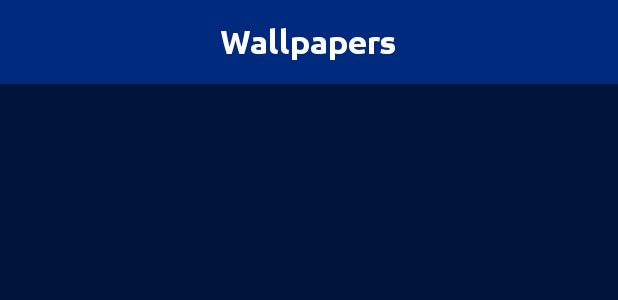
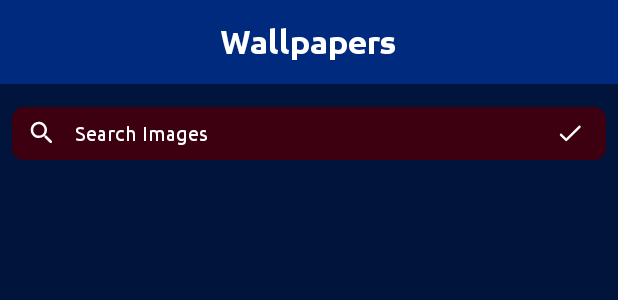
Before and after one commit to JareiyDev/Wallpaper-App, an Android app: the layout activity_main.xml on its own in the app's theme, with its tools: preview values and no code run, on a phone screen of 412 x 824 dp. Shown: the top 300 px of the screen. Run offline under Robolectric (Android 15) with nearby library versions, the phone set to English and light mode, and no system bars; network calls fail.

Commit message:
added EditText for searching wallpaper

```diff
--- a/app/src/main/java/com/chad/wallpaperapp/Activities/MainActivity.java
+++ b/app/src/main/java/com/chad/wallpaperapp/Activities/MainActivity.java
@@ -1,7 +1,10 @@
 package com.chad.wallpaperapp.Activities;
 
 import android.os.Bundle;
+import android.view.View;
 import android.widget.AbsListView;
+import android.widget.EditText;
+import android.widget.ImageView;
 import android.widget.Toast;
 
 import androidx.annotation.NonNull;
@@ -33,6 +36,11 @@ public class MainActivity extends AppCompatActivity {
     private List<Wallpaper> list;
     private int pageNumber = 1;
 
+    ImageView imageSearch;
+    EditText inputSearch;
+
+    private String url = "https://api.pexels.com/v1/curated/?page="+pageNumber+"&per_page=80";
+
     private Boolean isScrolling = false;
 
     int currentItems;
@@ -47,6 +55,7 @@ public class MainActivity extends AppCompatActivity {
         setBarColors();
         initialize();
         fetchWallpaper();
+        searchWallpaper();
     }
 
     private void initialize() {
@@ -55,6 +64,8 @@ public class MainActivity extends AppCompatActivity {
         list = new ArrayList<>();
         wallpaperAdapter = new WallpaperAdapter(this, list);
         GridLayoutManager gridLayoutManager = new GridLayoutManager(this, 2);
+        inputSearch = findViewById(R.id.inputSearch);
+        imageSearch = findViewById(R.id.imageSearch);
 
         recyclerView.setAdapter(wallpaperAdapter);
         recyclerView.setLayoutManager(gridLayoutManager);
@@ -89,7 +100,7 @@ public class MainActivity extends AppCompatActivity {
 
         StringRequest request = new StringRequest(
                 Request.Method.GET,
-                "https://api.pexels.com/v1/curated/?page="+pageNumber+"&per_page=80",
+                url,
                 response -> {
 
                     try {
@@ -136,6 +147,15 @@ public class MainActivity extends AppCompatActivity {
         requestQueue.add(request);
     }
 
+    public void searchWallpaper() {
+        imageSearch.setOnClickListener(v -> {
+            String query = inputSearch.getText().toString().toLowerCase();
+            url = "https://api.pexels.com/v1/search/?page="+pageNumber+"&per_page=80&query="+query;
+            list.clear();
+            fetchWallpaper();
+        });
+    }
+
     private void setBarColors() {
         getWindow().setStatusBarColor(getResources().getColor(R.color.colorPrimary));
         getWindow().setNavigationBarColor(getResources().getColor(R.color.colorPrimary));
--- /dev/null
+++ b/app/src/main/res/drawable/background_search.xml
@@ -0,0 +1,7 @@
+<?xml version="1.0" encoding="utf-8"?>
+<shape xmlns:android="http://schemas.android.com/apk/res/android">
+
+    <solid android:color="@color/colorAccent" />
+    <corners android:radius="8dp"/>
+
+</shape>
--- /dev/null
+++ b/app/src/main/res/drawable/ic_check.xml
@@ -0,0 +1,10 @@
+<vector xmlns:android="http://schemas.android.com/apk/res/android"
+    android:width="24dp"
+    android:height="24dp"
+    android:viewportWidth="24"
+    android:viewportHeight="24"
+    android:tint="?attr/colorControlNormal">
+  <path
+      android:fillColor="@android:color/white"
+      android:pathData="M9,16.17L5.53,12.7c-0.39,-0.39 -1.02,-0.39 -1.41,0 -0.39,0.39 -0.39,1.02 0,1.41l4.18,4.18c0.39,0.39 1.02,0.39 1.41,0L20.29,7.71c0.39,-0.39 0.39,-1.02 0,-1.41 -0.39,-0.39 -1.02,-0.39 -1.41,0L9,16.17z"/>
+</vector>
--- /dev/null
+++ b/app/src/main/res/drawable/ic_search.xml
@@ -0,0 +1,10 @@
+<vector xmlns:android="http://schemas.android.com/apk/res/android"
+    android:width="24dp"
+    android:height="24dp"
+    android:viewportWidth="24"
+    android:viewportHeight="24"
+    android:tint="?attr/colorControlNormal">
+  <path
+      android:fillColor="@android:color/white"
+      android:pathData="M15.5,14h-0.79l-0.28,-0.27c1.2,-1.4 1.82,-3.31 1.48,-5.34 -0.47,-2.78 -2.79,-5 -5.59,-5.34 -4.23,-0.52 -7.79,3.04 -7.27,7.27 0.34,2.8 2.56,5.12 5.34,5.59 2.03,0.34 3.94,-0.28 5.34,-1.48l0.27,0.28v0.79l4.25,4.25c0.41,0.41 1.08,0.41 1.49,0 0.41,-0.41 0.41,-1.08 0,-1.49L15.5,14zM9.5,14C7.01,14 5,11.99 5,9.5S7.01,5 9.5,5 14,7.01 14,9.5 11.99,14 9.5,14z"/>
+</vector>
--- a/app/src/main/res/layout/activity_main.xml
+++ b/app/src/main/res/layout/activity_main.xml
@@ -3,6 +3,7 @@
     xmlns:tools="http://schemas.android.com/tools"
     android:layout_width="match_parent"
     android:layout_height="match_parent"
+    xmlns:app="http://schemas.android.com/apk/res-auto"
     tools:context=".Activities.MainActivity"
     android:background="@color/colorPrimary">
 
@@ -26,11 +27,60 @@
 
     </LinearLayout>
 
+    <LinearLayout
+        android:id="@+id/layoutSearch"
+        android:layout_width="match_parent"
+        android:layout_height="wrap_content"
+        android:layout_marginStart="8dp"
+        android:layout_marginTop="15dp"
+        android:layout_marginEnd="8dp"
+        android:layout_marginBottom="8dp"
+        android:background="@drawable/background_search"
+        android:gravity="center_vertical"
+        android:orientation="horizontal"
+        android:paddingStart="10dp"
+        android:paddingEnd="10dp"
+        android:layout_below="@id/layoutHeader">
+
+        <ImageView
+            android:layout_width="20dp"
+            android:layout_height="20dp"
+            android:contentDescription="@string/app_name"
+            android:src="@drawable/ic_search"
+            app:tint="@color/colorWhite"/>
+
+        <EditText
+            android:id="@+id/inputSearch"
+            android:layout_width="320dp"
+            android:layout_height="35dp"
+            android:layout_marginStart="12dp"
+            android:background="@null"
+            android:fontFamily="@font/ubuntu_regular"
+            android:hint="@string/search_images"
+            android:imeOptions="actionDone"
+            android:importantForAutofill="no"
+            android:includeFontPadding="false"
+            android:inputType="text"
+            android:textColor="@color/colorWhite"
+            android:textColorHint="@color/colorWhite"
+            android:textSize="13sp" />
+
+        <ImageView
+            android:id="@+id/imageSearch"
+            android:layout_width="20dp"
+            android:layout_height="20dp"
+            android:contentDescription="@string/app_name"
+            android:src="@drawable/ic_check"
+            android:background="?selectableItemBackground"
+            app:tint="@color/colorWhite"/>
+
+    </LinearLayout>
+
     <androidx.recyclerview.widget.RecyclerView
         android:id="@+id/recyclerView"
         android:layout_width="match_parent"
         android:layout_height="match_parent"
         android:clipToPadding="false"
-        android:layout_below="@id/layoutHeader"/>
+        android:layout_below="@id/layoutSearch"/>
 
 </RelativeLayout>
--- a/app/src/main/res/values/strings.xml
+++ b/app/src/main/res/values/strings.xml
@@ -3,4 +3,5 @@
     <string name="wallpapers">Wallpapers</string>
     <string name="set_wallpaper">SET WALLPAPER</string>
     <string name="download_image">DOWNLOAD IMAGE</string>
+    <string name="search_images">Search Images</string>
 </resources>
```
